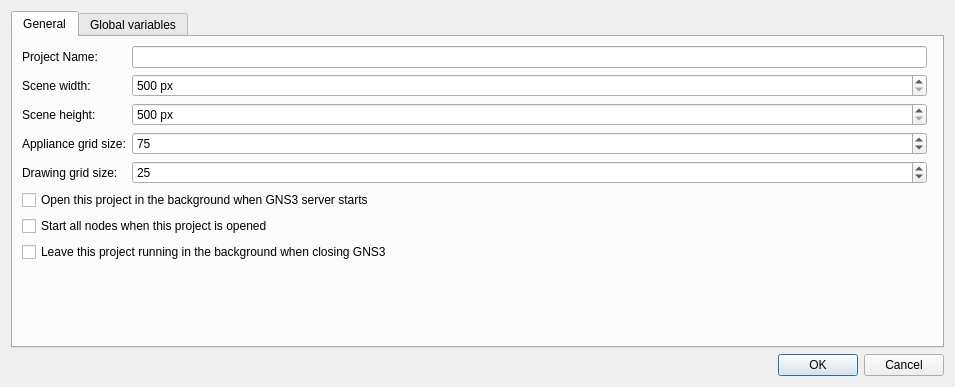
Qt form gns3/ui/edit_project_dialog.ui (GNS3/gns3-gui) before a commit.
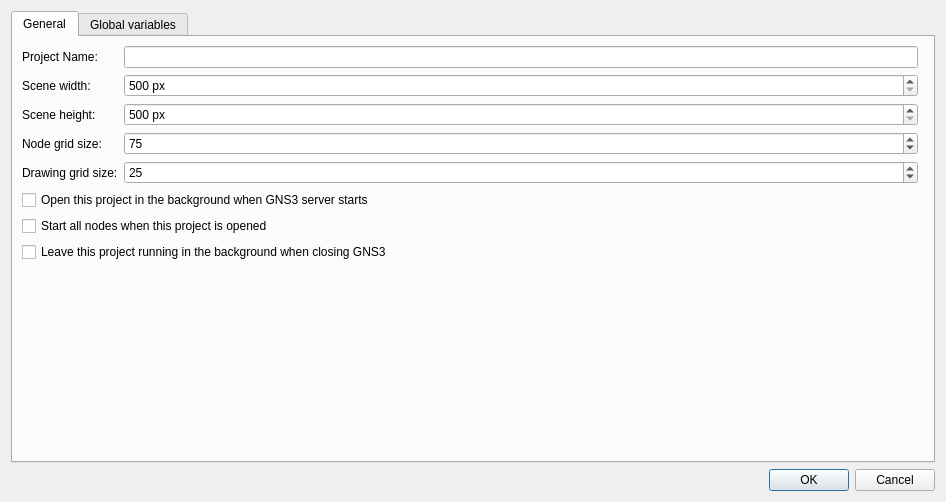
The same form after that commit.

Commit message: Use "node" instead of "appliance" for grid support.

What changed in the file:
```diff
--- a/gns3/ui/edit_project_dialog.ui
+++ b/gns3/ui/edit_project_dialog.ui
@@ -9,8 +9,8 @@
    <rect>
     <x>0</x>
     <y>0</y>
-    <width>955</width>
-    <height>387</height>
+    <width>946</width>
+    <height>502</height>
    </rect>
   </property>
   <property name="windowTitle">
@@ -122,7 +122,7 @@
        <item row="4" column="0">
         <widget class="QLabel" name="uiApplianceGridSizeLabel">
          <property name="text">
-          <string>Appliance grid size:</string>
+          <string>Node grid size:</string>
          </property>
         </widget>
        </item>
```
Left out of the diff: 4 changed lines with no effect on the pictures. The commit also changes 9 other files.
